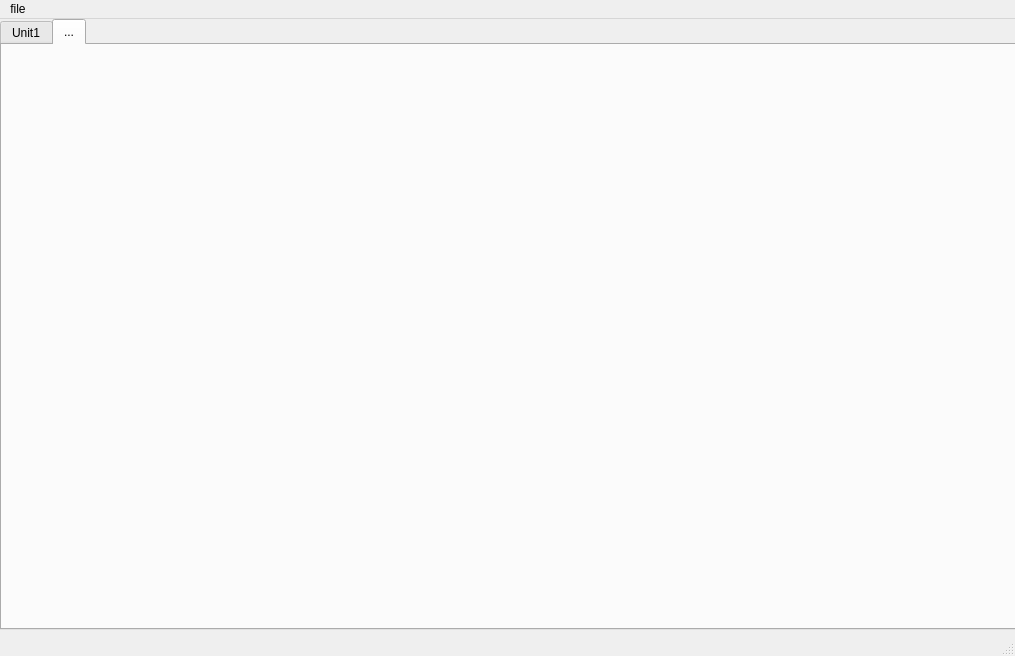
Old version of the form untitled.ui in the repository lrioxh/CV.
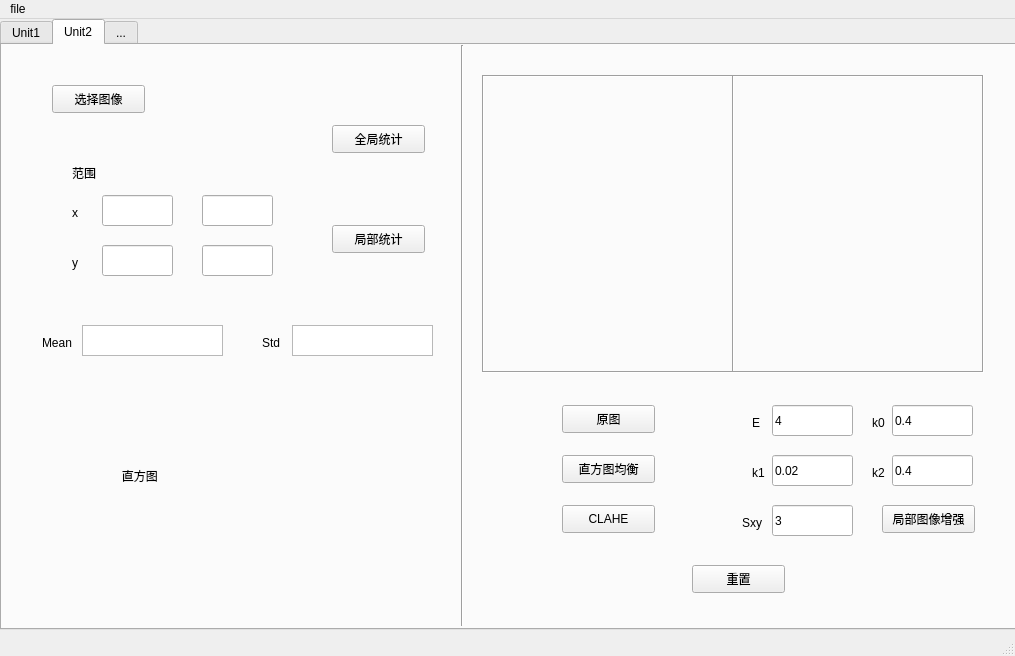
New version of the form. The open tabs and pages were chosen to show the change.

Diff of the .ui file:
```diff
--- a/untitled.ui
+++ b/untitled.ui
@@ -479,6 +479,449 @@
      </widget>
     </widget>
     <widget class="QWidget" name="tab_2">
+     <attribute name="title">
+      <string>Unit2</string>
+     </attribute>
+     <widget class="QLabel" name="label_16">
+      <property name="geometry">
+       <rect>
+        <x>480</x>
+        <y>30</y>
+        <width>252</width>
+        <height>298</height>
+       </rect>
+      </property>
+      <property name="cursor">
+       <cursorShape>CrossCursor</cursorShape>
+      </property>
+      <property name="frameShape">
+       <enum>QFrame::Box</enum>
+      </property>
+      <property name="frameShadow">
+       <enum>QFrame::Sunken</enum>
+      </property>
+      <property name="text">
+       <string/>
+      </property>
+     </widget>
+     <widget class="QLabel" name="label_17">
+      <property name="geometry">
+       <rect>
+        <x>730</x>
+        <y>30</y>
+        <width>252</width>
+        <height>298</height>
+       </rect>
+      </property>
+      <property name="frameShape">
+       <enum>QFrame::Box</enum>
+      </property>
+      <property name="frameShadow">
+       <enum>QFrame::Sunken</enum>
+      </property>
+      <property name="text">
+       <string/>
+      </property>
+      <property name="textFormat">
+       <enum>Qt::AutoText</enum>
+      </property>
+     </widget>
+     <widget class="QLabel" name="label_18">
+      <property name="geometry">
+       <rect>
+        <x>50</x>
+        <y>300</y>
+        <width>391</width>
+        <height>261</height>
+       </rect>
+      </property>
+      <property name="frameShape">
+       <enum>QFrame::NoFrame</enum>
+      </property>
+      <property name="frameShadow">
+       <enum>QFrame::Sunken</enum>
+      </property>
+      <property name="text">
+       <string>                     直方图</string>
+      </property>
+      <property name="textFormat">
+       <enum>Qt::AutoText</enum>
+      </property>
+     </widget>
+     <widget class="QTextBrowser" name="textBrowser_2">
+      <property name="geometry">
+       <rect>
+        <x>80</x>
+        <y>280</y>
+        <width>141</width>
+        <height>31</height>
+       </rect>
+      </property>
+     </widget>
+     <widget class="QTextBrowser" name="textBrowser_5">
+      <property name="geometry">
+       <rect>
+        <x>290</x>
+        <y>280</y>
+        <width>141</width>
+        <height>31</height>
+       </rect>
+      </property>
+     </widget>
+     <widget class="QPushButton" name="pushButton_11">
+      <property name="geometry">
+       <rect>
+        <x>50</x>
+        <y>40</y>
+        <width>93</width>
+        <height>28</height>
+       </rect>
+      </property>
+      <property name="text">
+       <string>选择图像</string>
+      </property>
+     </widget>
+     <widget class="QPushButton" name="pushButton_12">
+      <property name="geometry">
+       <rect>
+        <x>330</x>
+        <y>80</y>
+        <width>93</width>
+        <height>28</height>
+       </rect>
+      </property>
+      <property name="text">
+       <string>全局统计</string>
+      </property>
+     </widget>
+     <widget class="QLineEdit" name="lineEdit_9">
+      <property name="geometry">
+       <rect>
+        <x>100</x>
+        <y>150</y>
+        <width>71</width>
+        <height>31</height>
+       </rect>
+      </property>
+     </widget>
+     <widget class="QLineEdit" name="lineEdit_10">
+      <property name="geometry">
+       <rect>
+        <x>200</x>
+        <y>150</y>
+        <width>71</width>
+        <height>31</height>
+       </rect>
+      </property>
+     </widget>
+     <widget class="QPushButton" name="pushButton_13">
+      <property name="geometry">
+       <rect>
+        <x>330</x>
+        <y>180</y>
+        <width>93</width>
+        <height>28</height>
+       </rect>
+      </property>
+      <property name="text">
+       <string>局部统计</string>
+      </property>
+     </widget>
+     <widget class="QPushButton" name="pushButton_14">
+      <property name="geometry">
+       <rect>
+        <x>560</x>
+        <y>360</y>
+        <width>93</width>
+        <height>28</height>
+       </rect>
+      </property>
+      <property name="text">
+       <string>原图</string>
+      </property>
+     </widget>
+     <widget class="QPushButton" name="pushButton_15">
+      <property name="geometry">
+       <rect>
+        <x>560</x>
+        <y>410</y>
+        <width>93</width>
+        <height>28</height>
+       </rect>
+      </property>
+      <property name="text">
+       <string>直方图均衡</string>
+      </property>
+     </widget>
+     <widget class="QPushButton" name="pushButton_16">
+      <property name="geometry">
+       <rect>
+        <x>560</x>
+        <y>460</y>
+        <width>93</width>
+        <height>28</height>
+       </rect>
+      </property>
+      <property name="text">
+       <string>CLAHE</string>
+      </property>
+     </widget>
+     <widget class="QLineEdit" name="lineEdit_11">
+      <property name="geometry">
+       <rect>
+        <x>770</x>
+        <y>360</y>
+        <width>81</width>
+        <height>31</height>
+       </rect>
+      </property>
+      <property name="text">
+       <string>4</string>
+      </property>
+     </widget>
+     <widget class="QLineEdit" name="lineEdit_12">
+      <property name="geometry">
+       <rect>
+        <x>890</x>
+        <y>360</y>
+        <width>81</width>
+        <height>31</height>
+       </rect>
+      </property>
+      <property name="text">
+       <string>0.4</string>
+      </property>
+     </widget>
+     <widget class="QLineEdit" name="lineEdit_13">
+      <property name="geometry">
+       <rect>
+        <x>770</x>
+        <y>410</y>
+        <width>81</width>
+        <height>31</height>
+       </rect>
+      </property>
+      <property name="text">
+       <string>0.02</string>
+      </property>
+     </widget>
+     <widget class="QLineEdit" name="lineEdit_14">
+      <property name="geometry">
+       <rect>
+        <x>890</x>
+        <y>410</y>
+        <width>81</width>
+        <height>31</height>
+       </rect>
+      </property>
+      <property name="text">
+       <string>0.4</string>
+      </property>
+     </widget>
+     <widget class="QPushButton" name="pushButton_17">
+      <property name="geometry">
+       <rect>
+        <x>880</x>
+        <y>460</y>
+        <width>93</width>
+        <height>28</height>
+       </rect>
+      </property>
+      <property name="text">
+       <string>局部图像增强</string>
+      </property>
+     </widget>
+     <widget class="QLineEdit" name="lineEdit_15">
+      <property name="geometry">
+       <rect>
+        <x>100</x>
+        <y>200</y>
+        <width>71</width>
+        <height>31</height>
+       </rect>
+      </property>
+     </widget>
+     <widget class="QLineEdit" name="lineEdit_16">
+      <property name="geometry">
+       <rect>
+        <x>200</x>
+        <y>200</y>
+        <width>71</width>
+        <height>31</height>
+       </rect>
+      </property>
+     </widget>
+     <widget class="QPushButton" name="pushButton_18">
+      <property name="geometry">
+       <rect>
+        <x>690</x>
+        <y>520</y>
+        <width>93</width>
+        <height>28</height>
+       </rect>
+      </property>
+      <property name="text">
+       <string>重置</string>
+      </property>
+     </widget>
+     <widget class="QLabel" name="label_19">
+      <property name="geometry">
+       <rect>
+        <x>40</x>
+        <y>290</y>
+        <width>41</width>
+        <height>16</height>
+       </rect>
+      </property>
+      <property name="text">
+       <string>Mean</string>
+      </property>
+     </widget>
+     <widget class="QLabel" name="label_20">
+      <property name="geometry">
+       <rect>
+        <x>260</x>
+        <y>290</y>
+        <width>31</width>
+        <height>16</height>
+       </rect>
+      </property>
+      <property name="text">
+       <string>Std</string>
+      </property>
+     </widget>
+     <widget class="QLabel" name="label_21">
+      <property name="geometry">
+       <rect>
+        <x>70</x>
+        <y>160</y>
+        <width>21</width>
+        <height>16</height>
+       </rect>
+      </property>
+      <property name="text">
+       <string>x</string>
+      </property>
+     </widget>
+     <widget class="QLabel" name="label_22">
+      <property name="geometry">
+       <rect>
+        <x>70</x>
+        <y>210</y>
+        <width>21</width>
+        <height>16</height>
+       </rect>
+      </property>
+      <property name="text">
+       <string>y</string>
+      </property>
+     </widget>
+     <widget class="QLabel" name="label_23">
+      <property name="geometry">
+       <rect>
+        <x>750</x>
+        <y>370</y>
+        <width>21</width>
+        <height>16</height>
+       </rect>
+      </property>
+      <property name="text">
+       <string>E</string>
+      </property>
+     </widget>
+     <widget class="QLabel" name="label_24">
+      <property name="geometry">
+       <rect>
+        <x>870</x>
+        <y>370</y>
+        <width>21</width>
+        <height>16</height>
+       </rect>
+      </property>
+      <property name="text">
+       <string>k0</string>
+      </property>
+     </widget>
+     <widget class="QLabel" name="label_25">
+      <property name="geometry">
+       <rect>
+        <x>750</x>
+        <y>420</y>
+        <width>21</width>
+        <height>16</height>
+       </rect>
+      </property>
+      <property name="text">
+       <string>k1</string>
+      </property>
+     </widget>
+     <widget class="QLabel" name="label_26">
+      <property name="geometry">
+       <rect>
+        <x>870</x>
+        <y>420</y>
+        <width>21</width>
+        <height>16</height>
+       </rect>
+      </property>
+      <property name="text">
+       <string>k2</string>
+      </property>
+     </widget>
+     <widget class="QLabel" name="label_27">
+      <property name="geometry">
+       <rect>
+        <x>70</x>
+        <y>120</y>
+        <width>31</width>
+        <height>16</height>
+       </rect>
+      </property>
+      <property name="text">
+       <string>范围</string>
+      </property>
+     </widget>
+     <widget class="Line" name="line">
+      <property name="geometry">
+       <rect>
+        <x>450</x>
+        <y>0</y>
+        <width>20</width>
+        <height>581</height>
+       </rect>
+      </property>
+      <property name="orientation">
+       <enum>Qt::Vertical</enum>
+      </property>
+     </widget>
+     <widget class="QLabel" name="label_28">
+      <property name="geometry">
+       <rect>
+        <x>740</x>
+        <y>470</y>
+        <width>31</width>
+        <height>16</height>
+       </rect>
+      </property>
+      <property name="text">
+       <string>Sxy</string>
+      </property>
+     </widget>
+     <widget class="QLineEdit" name="lineEdit_17">
+      <property name="geometry">
+       <rect>
+        <x>770</x>
+        <y>460</y>
+        <width>81</width>
+        <height>31</height>
+       </rect>
+      </property>
+      <property name="text">
+       <string>3</string>
+      </property>
+     </widget>
+    </widget>
+    <widget class="QWidget" name="tab_3">
      <attribute name="title">
       <string>...</string>
      </attribute>
```
Left out of the diff: 14 changed lines with no effect on the pictures.
